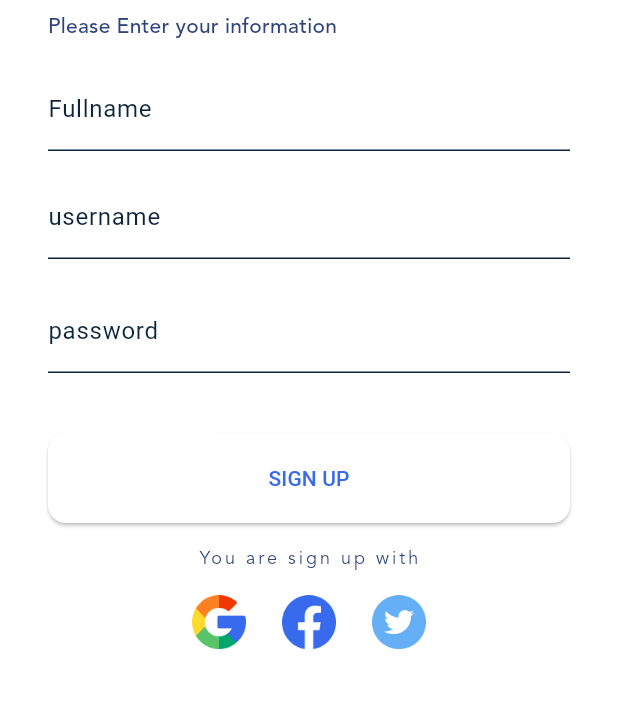
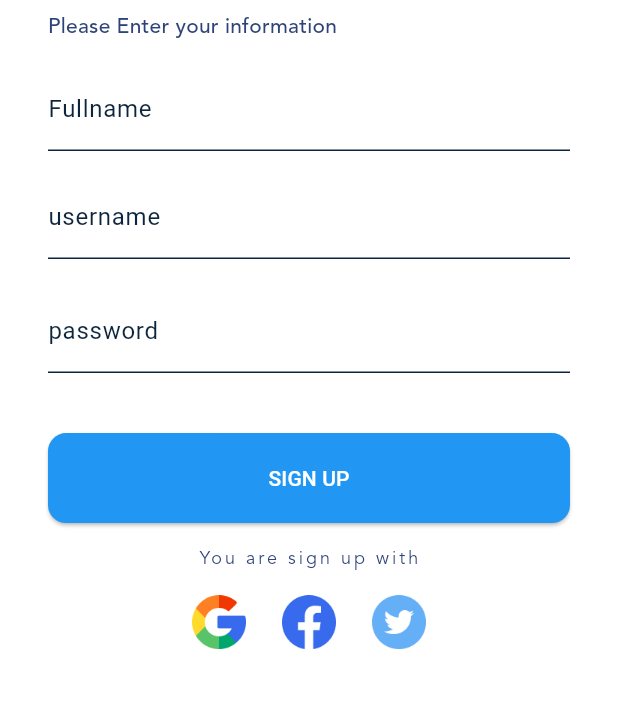
Before and after one commit to SinaHajipooor/Blog-Club, a Flutter app: the AuthScreen screen opened directly, after a tap on "SIGNUP", on a phone screen of 412 x 824 dp, the part 396-1104 px from its top. Run offline on Flutter 3.47's test engine with Material 2 defaults, Android fonts, the phone set to English and light mode, and no system bars; our stand-ins replace flutter_svg, smooth_page_indicator.

Commit message:
change button styles

```diff
--- a/lib/screens/login_screen.dart
+++ b/lib/screens/login_screen.dart
@@ -41,8 +41,9 @@ class LoginScreen extends StatelessWidget {
                 shape: MaterialStateProperty.all(
                   RoundedRectangleBorder(borderRadius: BorderRadius.circular(12)),
                 ),
+                backgroundColor: MaterialStateProperty.all(Colors.blue),
               ),
-              child: const Text('LOGIN'),
+              child: const Text('LOGIN', style: TextStyle(color: Colors.white)),
             ),
             const SizedBox(height: 15),
             Row(
--- a/lib/screens/signup_screen.dart
+++ b/lib/screens/signup_screen.dart
@@ -47,8 +47,9 @@ class SignupScreen extends StatelessWidget {
                 shape: MaterialStateProperty.all(
                   RoundedRectangleBorder(borderRadius: BorderRadius.circular(12)),
                 ),
+                backgroundColor: MaterialStateProperty.all(Colors.blue),
               ),
-              child: const Text('SIGN UP'),
+              child: const Text('SIGN UP', style: TextStyle(color: Colors.white)),
             ),
             const SizedBox(height: 15),
             const Center(
```
